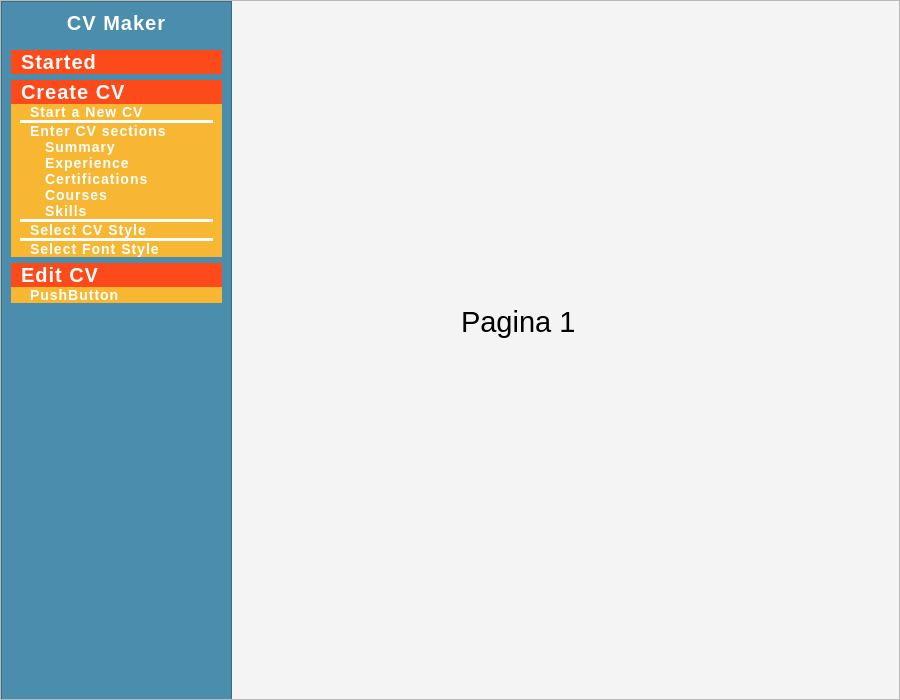
Qt form ui_files/main_window.ui (Xukay101/cvmaker-in-pyside6) before a commit.
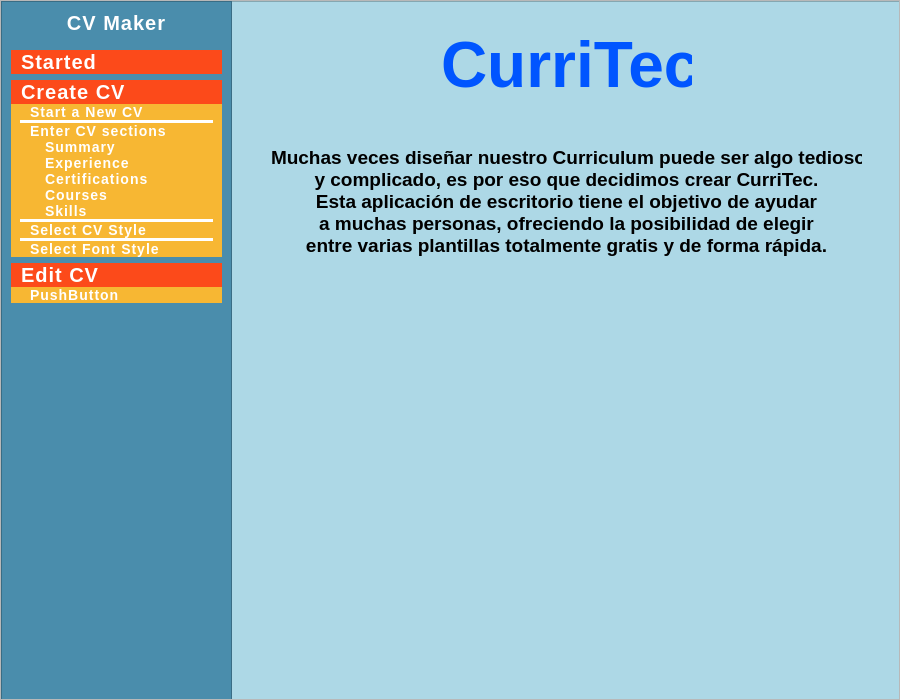
The same form after that commit.

The edit to the form file:
```diff
--- a/ui_files/main_window.ui
+++ b/ui_files/main_window.ui
@@ -116,6 +116,77 @@
             <string>Pagina 1</string>
            </property>
           </widget>
+          <widget class="QFrame" name="frame">
+           <property name="geometry">
+            <rect>
+             <x>0</x>
+             <y>0</y>
+             <width>671</width>
+             <height>701</height>
+            </rect>
+           </property>
+           <property name="tabletTracking">
+            <bool>false</bool>
+           </property>
+           <property name="styleSheet">
+            <string notr="true">background-color: LightBlue;
+</string>
+           </property>
+           <property name="frameShape">
+            <enum>QFrame::StyledPanel</enum>
+           </property>
+           <property name="frameShadow">
+            <enum>QFrame::Raised</enum>
+           </property>
+           <widget class="QLabel" name="label_5">
+            <property name="geometry">
+             <rect>
+              <x>210</x>
+              <y>20</y>
+              <width>251</width>
+              <height>91</height>
+             </rect>
+            </property>
+            <property name="text">
+             <string>&lt;!DOCTYPE HTML PUBLIC &quot;-//W3C//DTD HTML 4.0//EN&quot; &quot;http://www.w3.org/TR/REC-html40/strict.dtd&quot;&gt;
+&lt;html&gt;&lt;head&gt;&lt;meta name=&quot;qrichtext&quot; content=&quot;1&quot; /&gt;&lt;meta charset=&quot;utf-8&quot; /&gt;&lt;style type=&quot;text/css&quot;&gt;
+p, li { white-space: pre-wrap; }
+hr { height: 1px; border-width: 0; }
+li.unchecked::marker { content: &quot;\2610&quot;; }
+li.checked::marker { content: &quot;\2612&quot;; }
+&lt;/style&gt;&lt;/head&gt;&lt;body style=&quot; font-family:'Segoe UI'; font-size:9pt; font-weight:400; font-style:normal;&quot;&gt;
+&lt;p style=&quot; margin-top:0px; margin-bottom:0px; margin-left:0px; margin-right:0px; -qt-block-indent:0; text-indent:0px;&quot;&gt;&lt;span style=&quot; font-size:48pt; font-weight:700; color:#0055ff;&quot;&gt;CurriTec&lt;/span&gt;&lt;/p&gt;&lt;/body&gt;&lt;/html&gt;</string>
+            </property>
+           </widget>
+           <widget class="QLabel" name="label_6">
+            <property name="geometry">
+             <rect>
+              <x>40</x>
+              <y>110</y>
+              <width>591</width>
+              <height>181</height>
+             </rect>
+            </property>
+            <property name="layoutDirection">
+             <enum>Qt::LeftToRight</enum>
+            </property>
+            <property name="frameShape">
+             <enum>QFrame::NoFrame</enum>
+            </property>
+            <property name="frameShadow">
+             <enum>QFrame::Plain</enum>
+            </property>
+            <property name="midLineWidth">
+             <number>0</number>
+            </property>
+            <property name="text">
+             <string>&lt;html&gt;&lt;head/&gt;&lt;body&gt;&lt;p align=&quot;center&quot;&gt;&lt;span style=&quot; font-size:14pt; font-weight:700;&quot;&gt;Muchas veces diseñar nuestro Curriculum puede ser algo tedioso&lt;br/&gt;y complicado, es por eso que decidimos crear CurriTec.&lt;br/&gt;Esta aplicación de escritorio tiene el objetivo de ayudar&lt;br/&gt;a muchas personas, ofreciendo la posibilidad de elegir&lt;br/&gt;entre varias plantillas totalmente gratis y de forma rápida.&lt;/span&gt;&lt;/p&gt;&lt;/body&gt;&lt;/html&gt;</string>
+            </property>
+            <property name="scaledContents">
+             <bool>false</bool>
+            </property>
+           </widget>
+          </widget>
          </widget>
          <widget class="QWidget" name="page_2">
           <widget class="QLabel" name="label_3">
```
Left out of the diff: 9 changed lines with no effect on the pictures.
